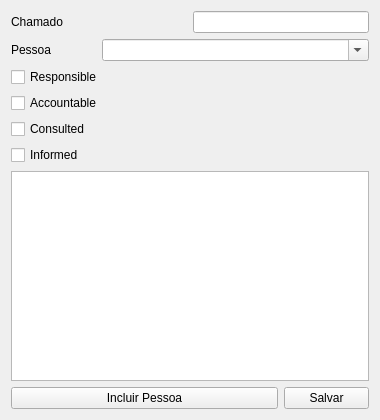
The window that matrizraci.ui (brunosr1985/TCC_NayBru) describes before a commit, drawn with Qt 5.
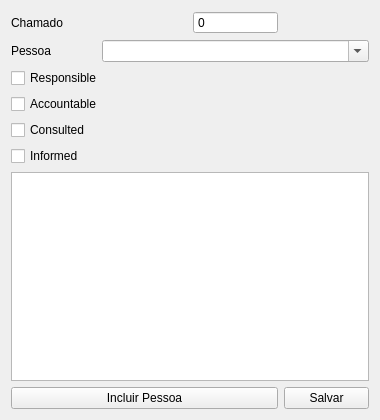
The same window after the commit.

Commit message:
Janela de Chamados e Relatórios Simples
Redesenho completo da janela de chamdos, todo o funcionamento estava errado. Criação da janela de relatórios simples

Diff of the .ui file:
```diff
--- a/matrizraci.ui
+++ b/matrizraci.ui
@@ -33,13 +33,6 @@
      </property>
     </widget>
    </item>
-   <item row="0" column="2" colspan="2">
-    <widget class="QLineEdit" name="linhaChamado">
-     <property name="readOnly">
-      <bool>true</bool>
-     </property>
-    </widget>
-   </item>
    <item row="1" column="0">
     <widget class="QLabel" name="labelPessoa">
      <property name="text">
@@ -102,6 +95,16 @@
      </property>
     </widget>
    </item>
+   <item row="0" column="2">
+    <widget class="QSpinBox" name="spinBox">
+     <property name="readOnly">
+      <bool>true</bool>
+     </property>
+     <property name="buttonSymbols">
+      <enum>QAbstractSpinBox::NoButtons</enum>
+     </property>
+    </widget>
+   </item>
   </layout>
  </widget>
  <resources/>
```
The commit also changes 13 other files.
